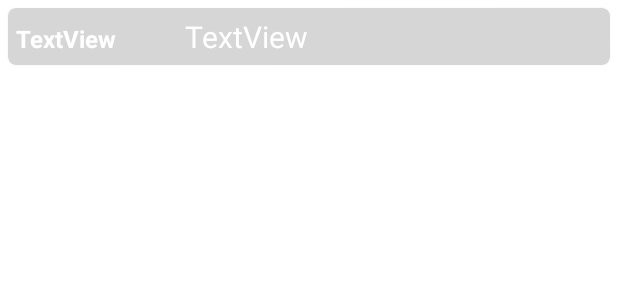
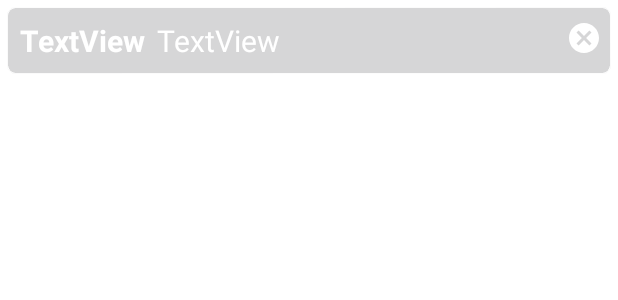
Before and after one commit to nathenlow/RecipeHeist, an Android app: the layout layout_ingredient_item.xml on its own in the app's theme, with its tools: preview values and no code run, on a phone screen of 412 x 824 dp. Shown: the top 300 px of the screen. Run offline under Robolectric (Android 15) with nearby library versions, the phone set to English and light mode, and no system bars.

Commit message:
create button to remove item in AddRecipe

```diff
--- a/app/src/main/java/sg/edu/np/mad/recipeheist/viewholder/IngredientVH.java
+++ b/app/src/main/java/sg/edu/np/mad/recipeheist/viewholder/IngredientVH.java
@@ -1,6 +1,7 @@
 package sg.edu.np.mad.recipeheist.viewholder;
 
 import android.view.View;
+import android.widget.ImageView;
 import android.widget.TextView;
 
 import androidx.recyclerview.widget.RecyclerView;
@@ -10,10 +11,12 @@ import sg.edu.np.mad.recipeheist.R;
 public class IngredientVH extends RecyclerView.ViewHolder {
 
     public TextView noItem, itemContent;
+    public ImageView cancelBtn;
 
     public IngredientVH (View view){
         super(view);
         noItem = view.findViewById(R.id.noItem);
         itemContent = view.findViewById(R.id.itemContent);
+        cancelBtn = view.findViewById(R.id.cancelBtn);
     }
 }
--- /dev/null
+++ b/app/src/main/res/drawable/ic_baseline_cancel_24.xml
@@ -0,0 +1,10 @@
+<vector xmlns:android="http://schemas.android.com/apk/res/android"
+    android:width="24dp"
+    android:height="24dp"
+    android:viewportWidth="24"
+    android:viewportHeight="24"
+    android:tint="?attr/colorControlNormal">
+  <path
+      android:fillColor="@android:color/white"
+      android:pathData="M12,2C6.47,2 2,6.47 2,12s4.47,10 10,10 10,-4.47 10,-10S17.53,2 12,2zM17,15.59L15.59,17 12,13.41 8.41,17 7,15.59 10.59,12 7,8.41 8.41,7 12,10.59 15.59,7 17,8.41 13.41,12 17,15.59z"/>
+</vector>
--- a/app/src/main/res/layout/layout_ingredient_item.xml
+++ b/app/src/main/res/layout/layout_ingredient_item.xml
@@ -26,15 +26,13 @@
 
             <TextView
                 android:id="@+id/noItem"
-                android:layout_width="10dp"
+                android:layout_width="wrap_content"
                 android:layout_height="wrap_content"
-                android:layout_marginStart="5dp"
-                android:layout_marginTop="5dp"
+                android:layout_marginStart="8dp"
+                android:layout_marginTop="8dp"
                 android:layout_marginBottom="5dp"
-                android:layout_weight="1"
-                android:padding="0dp"
                 android:text="TextView"
-                android:textSize="16sp"
+                android:textSize="20sp"
                 android:textStyle="bold"
                 android:textColor="@color/white"/>
 
@@ -42,11 +40,20 @@
                 android:id="@+id/itemContent"
                 android:layout_width="wrap_content"
                 android:layout_height="wrap_content"
-                android:layout_margin="5dp"
-                android:layout_weight="2"
+                android:layout_margin="8dp"
+                android:layout_weight="1"
                 android:text="TextView"
                 android:textSize="20sp"
                 android:textColor="@color/white"/>
+
+            <ImageView
+                android:id="@+id/cancelBtn"
+                android:layout_width="wrap_content"
+                android:layout_height="wrap_content"
+                android:layout_marginTop="8dp"
+                android:layout_marginEnd="5dp"
+                app:srcCompat="@drawable/ic_baseline_cancel_24"
+                app:tint="@color/white" />
         </LinearLayout>
     </androidx.cardview.widget.CardView>
 </androidx.constraintlayout.widget.ConstraintLayout>
```
Also changed, not shown: app/src/main/java/sg/edu/np/mad/recipeheist/adapter/IngredientAdapter.java (+11 -1 lines), app/src/main/res/layout/activity_add_recipe.xml (+21 -15 lines).
